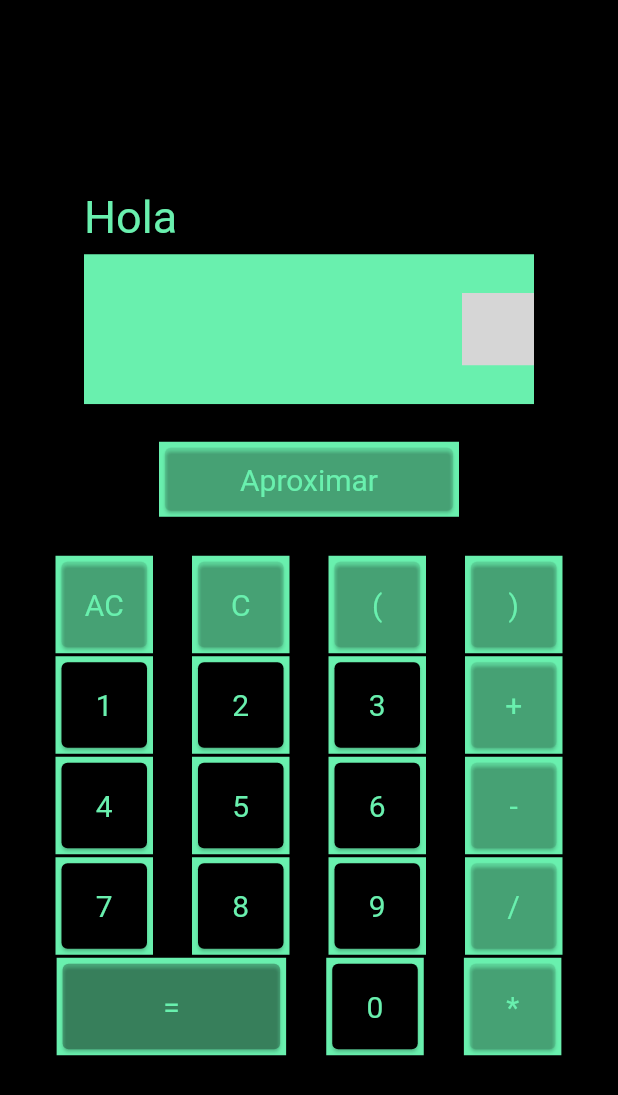
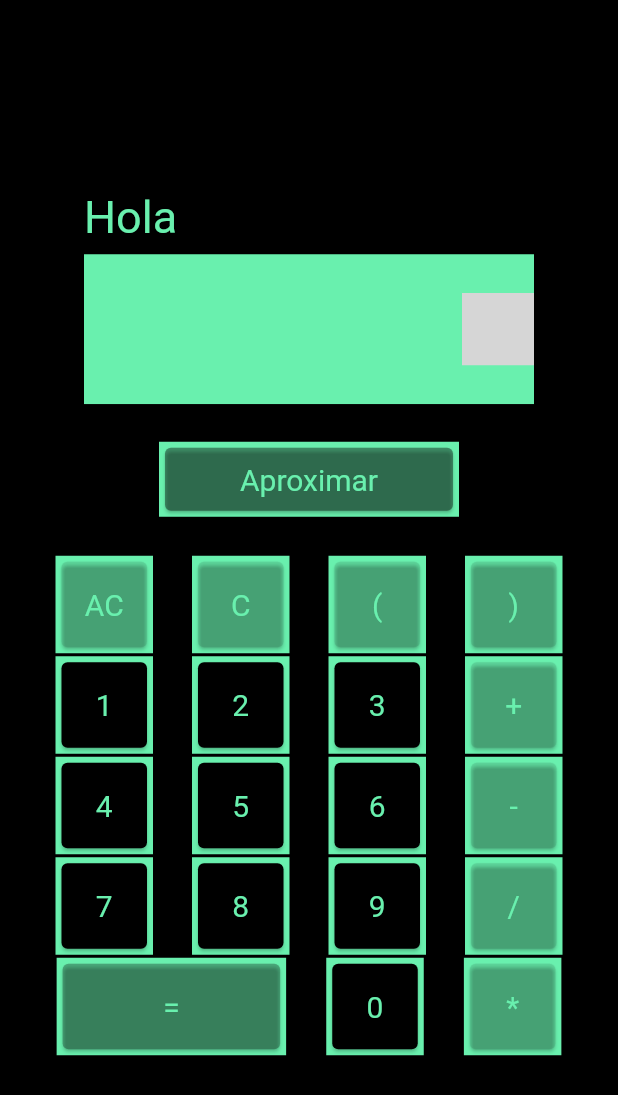
Before and after one commit to iyomigue/practicacalculadora, a Flutter app: the screen it shows after launch, on a phone screen of 412 x 824 dp. Shown: the top 1095 px of the screen. Run offline on Flutter 3.47's test engine with Material 2 defaults, Android fonts, the phone set to English and light mode, and no system bars; our stand-ins replace bloc, flutter_bloc, math_expressions; statements that could not run were skipped; grey boxes are pictures that could not be loaded.

Commit message:
Deletes dead code

```diff
--- a/lib/my_home_page.dart
+++ b/lib/my_home_page.dart
@@ -17,7 +17,6 @@ class MyHomePage extends StatefulWidget {
 
 class _MyHomePageState extends State<MyHomePage> {
   String _expression = '';
-  bool _withApproximation = false;
 
   void click(String texto, BuildContext context) {
     context.read<AnswerPromptCubit>().typing();
@@ -69,9 +68,6 @@ class _MyHomePageState extends State<MyHomePage> {
     context.read<AnswerPromptCubit>().solved(_ans);
   }
 
-  bool withApproximationGetter() {
-    return _withApproximation;
-  }
 
   @override
   Widget build(BuildContext context) {
@@ -178,10 +174,6 @@ class _MyHomePageState extends State<MyHomePage> {
     );
   }
 
-  //---------------------------------------------
-  //Esto lo quitas cuando añadas el getter y con la gracia de tus huevos
-  //consigas hacer un cubit
-  //---------------------------------------------
   Widget buildApproxButton(_withApproximation, BuildContext context) {
     if (_withApproximation) {
       return SingleButton(
@@ -197,7 +189,7 @@ class _MyHomePageState extends State<MyHomePage> {
       aproximacion,
       ancho: 200,
       largo: 50,
-      colorFondo: Colors.black.withAlpha(20),
+      colorFondo: Colors.black.withAlpha(100),
     );
   }
 }
```
